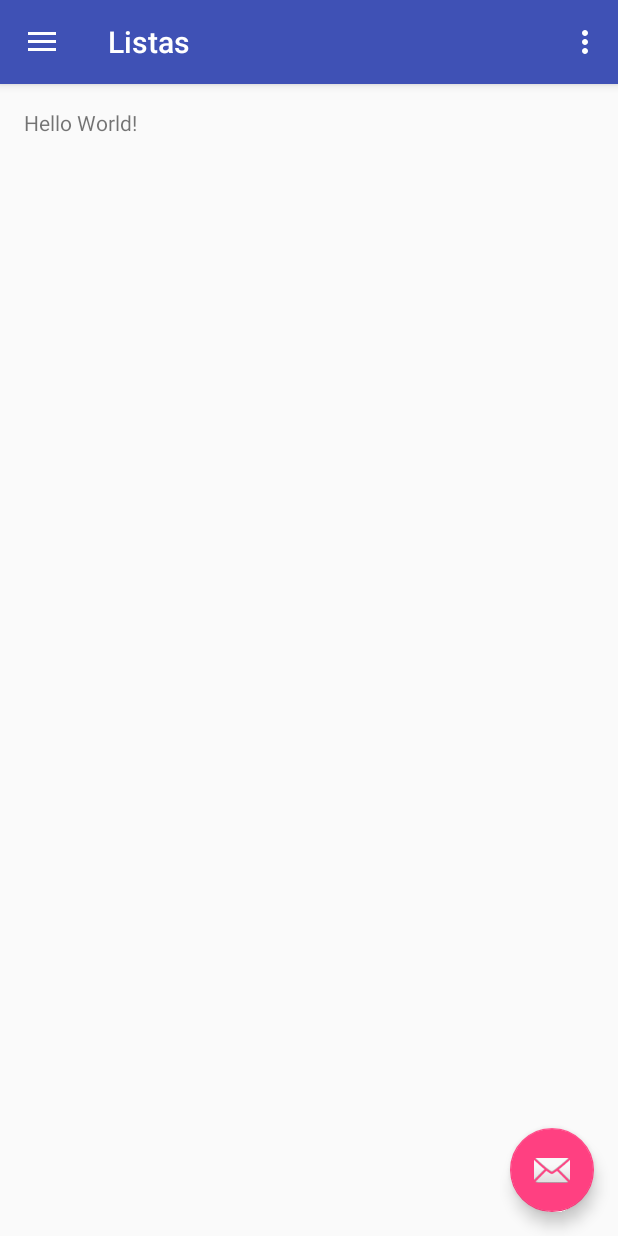
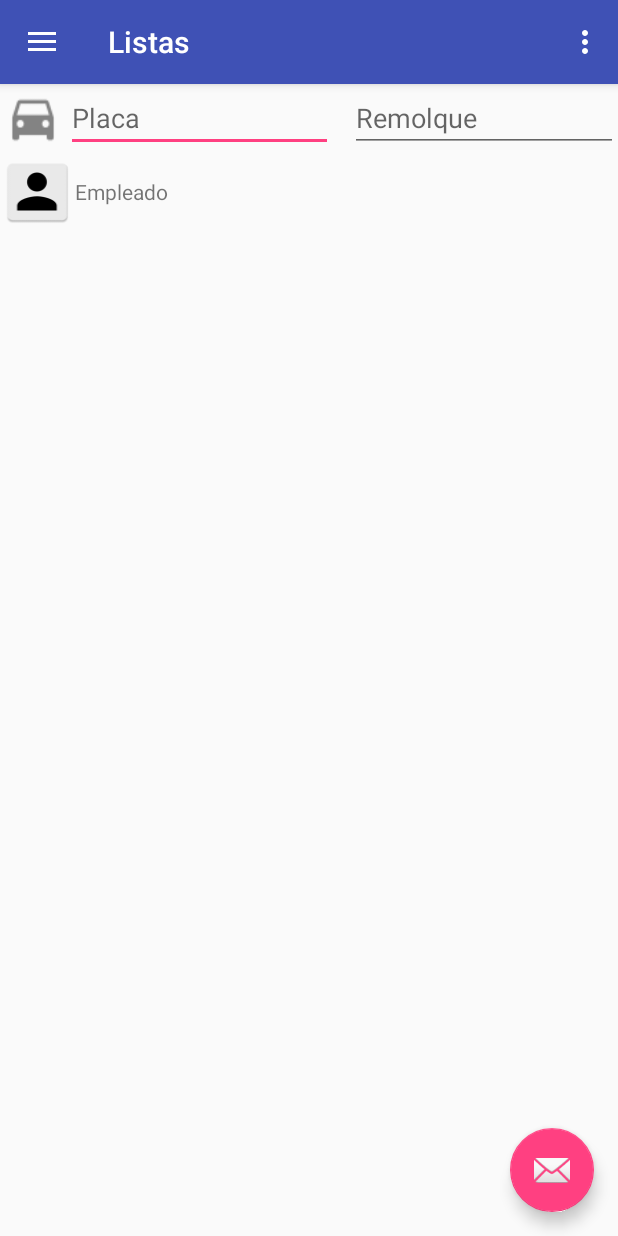
Before and after one commit to al3x1s/listas-android, an Android app: the screen it shows after launch (MainActivity), on a phone screen of 412 x 824 dp. Run offline under Robolectric (Android 15) with nearby library versions, the phone set to English and light mode, and no system bars.

Commit message:
crear listas template

```diff
--- a/app/src/main/res/layout/content_main.xml
+++ b/app/src/main/res/layout/content_main.xml
@@ -1,20 +1,81 @@
 <?xml version="1.0" encoding="utf-8"?>
-<RelativeLayout xmlns:android="http://schemas.android.com/apk/res/android"
+<LinearLayout xmlns:android="http://schemas.android.com/apk/res/android"
     xmlns:app="http://schemas.android.com/apk/res-auto"
     xmlns:tools="http://schemas.android.com/tools"
     android:id="@+id/content_main"
     android:layout_width="match_parent"
     android:layout_height="match_parent"
-    android:paddingBottom="@dimen/activity_vertical_margin"
-    android:paddingLeft="@dimen/activity_horizontal_margin"
-    android:paddingRight="@dimen/activity_horizontal_margin"
-    android:paddingTop="@dimen/activity_vertical_margin"
     app:layout_behavior="@string/appbar_scrolling_view_behavior"
     tools:context="info.tinyservice.listas.MainActivity"
-    tools:showIn="@layout/app_bar_main">
+    tools:showIn="@layout/app_bar_main"
+    android:orientation="vertical">
 
-    <TextView
-        android:layout_width="wrap_content"
-        android:layout_height="wrap_content"
-        android:text="Hello World!" />
-</RelativeLayout>
+    <LinearLayout
+        android:orientation="horizontal"
+        android:layout_width="match_parent"
+        android:layout_height="wrap_content">
+
+        <Button
+            android:layout_width="wrap_content"
+            android:layout_height="wrap_content"
+            android:layout_alignParentTop="true"
+            android:layout_alignParentLeft="true"
+            android:layout_alignParentStart="true"
+            android:id="@+id/searchVehicle"
+            android:minWidth="44dip"
+            android:layout_alignBottom="@+id/remolque"
+            android:background="@drawable/ic_action_name"
+            style="@android:style/Widget.Button" />
+
+        <EditText
+            android:layout_width="wrap_content"
+            android:layout_height="wrap_content"
+            android:inputType="textPersonName"
+            android:ems="5"
+            android:id="@+id/placa"
+            android:hint="Placa"
+            android:textAppearance="@android:style/TextAppearance.Material.Medium.Inverse"
+            android:layout_alignParentTop="true"
+            android:layout_toRightOf="@+id/searchVehicle"
+            android:layout_toEndOf="@+id/searchVehicle"
+            android:layout_weight="1" />
+
+        <EditText
+            android:layout_width="wrap_content"
+            android:layout_height="wrap_content"
+            android:inputType="textPersonName"
+            android:ems="5"
+            android:id="@+id/remolque"
+            android:hint="Remolque"
+            android:textAppearance="@android:style/TextAppearance.Material.Medium.Inverse"
+            android:layout_alignParentTop="true"
+            android:layout_toRightOf="@+id/placa"
+            android:layout_toEndOf="@+id/placa"
+            android:layout_marginLeft="11dp"
+            android:layout_marginStart="11dp"
+            android:layout_weight="1" />
+
+    </LinearLayout>
+
+    <LinearLayout
+        android:orientation="horizontal"
+        android:layout_width="match_parent"
+        android:layout_height="wrap_content">
+
+        <Button
+            android:layout_width="38dp"
+            android:layout_height="wrap_content"
+            android:id="@+id/searchEmployee"
+            android:textAppearance="@android:style/TextAppearance.Material.Small"
+            android:background="@mipmap/ic_launcher"
+            android:layout_weight="0.04" />
+
+        <TextView
+            android:text="Empleado"
+            android:layout_width="wrap_content"
+            android:layout_height="wrap_content"
+            android:id="@+id/textView2"
+            android:layout_weight="1" />
+    </LinearLayout>
+
+</LinearLayout>
```
Also changed, not shown: app/src/main/ic_launcher-web.png (added), app/src/main/res/drawable-hdpi/ic_action_name.png (added), app/src/main/res/drawable-mdpi/ic_action_name.png (added), app/src/main/res/drawable-xhdpi/ic_action_name.png (added), app/src/main/res/drawable-xxhdpi/ic_action_name.png (added), app/src/main/res/mipmap-hdpi/ic_launcher.png, app/src/main/res/mipmap-mdpi/ic_launcher.png, app/src/main/res/mipmap-xhdpi/ic_launcher.png, app/src/main/res/mipmap-xxhdpi/ic_launcher.png, app/src/main/res/mipmap-xxxhdpi/ic_launcher.png.
